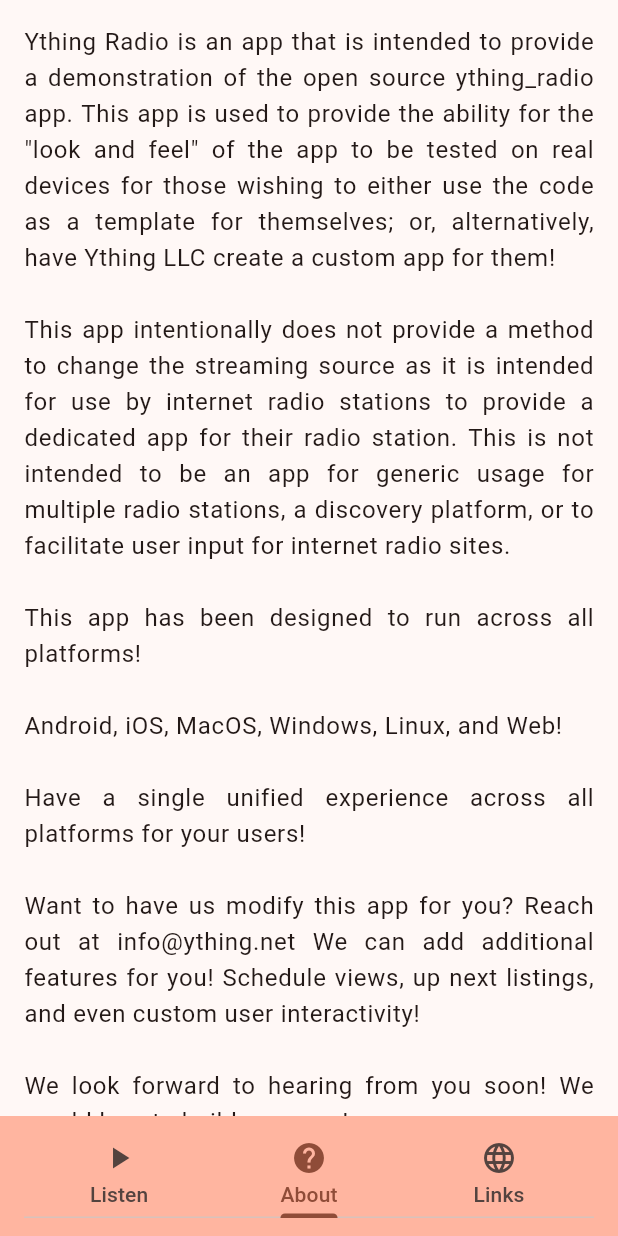
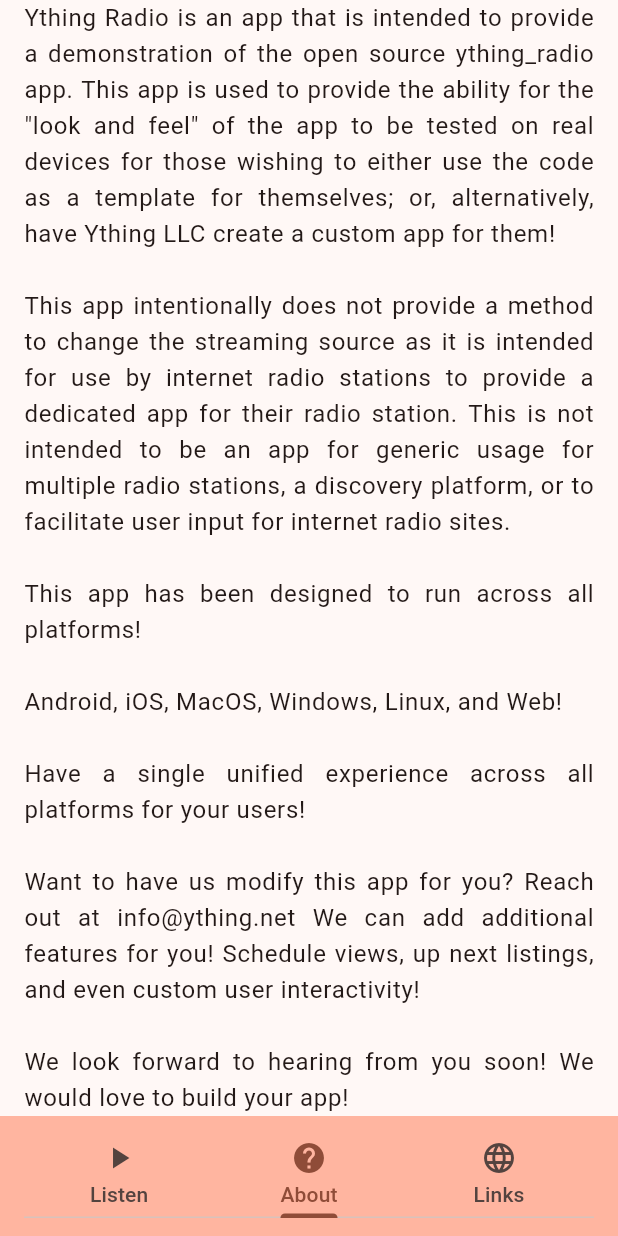
Before and after one commit to YthingLLC/ything_radio, a Flutter app: the screen it shows after launch, item 2 of the bottom bar chosen, on a phone screen of 412 x 824 dp. Run offline on Flutter 3.47's test engine with Material 3 defaults, Android fonts, the phone set to English and light mode, and no system bars.

Commit message:
better about page padding

```diff
--- a/lib/About.dart
+++ b/lib/About.dart
@@ -5,12 +5,17 @@ class About extends StatelessWidget {
 
   @override
   Widget build(BuildContext context) {
+    final safeLeftPadding = MediaQuery.of(context).padding.left + 16;
+    final safeRightPadding = MediaQuery.of(context).padding.right + 16;
+    final safeBottomPadding = MediaQuery.of(context).padding.bottom;
+    final safeTopPadding = MediaQuery.of(context).padding.top;
+
     return DefaultTextStyle(
       style: Theme.of(context).textTheme.bodyLarge!,
-      child: const SingleChildScrollView(
+      child: SingleChildScrollView(
         child: Padding(
-          padding: EdgeInsets.all(16.0),
-          child: Text(
+          padding: EdgeInsets.only(left: safeLeftPadding, right: safeRightPadding, bottom: safeBottomPadding, top: safeTopPadding),
+          child: const Text(
             'Ything Radio is an app that is intended to provide a demonstration of the '
             'open source ything_radio app. This app is used to provide the ability for the '
             '"look and feel" of the app to be tested on real devices for those wishing to '
```
